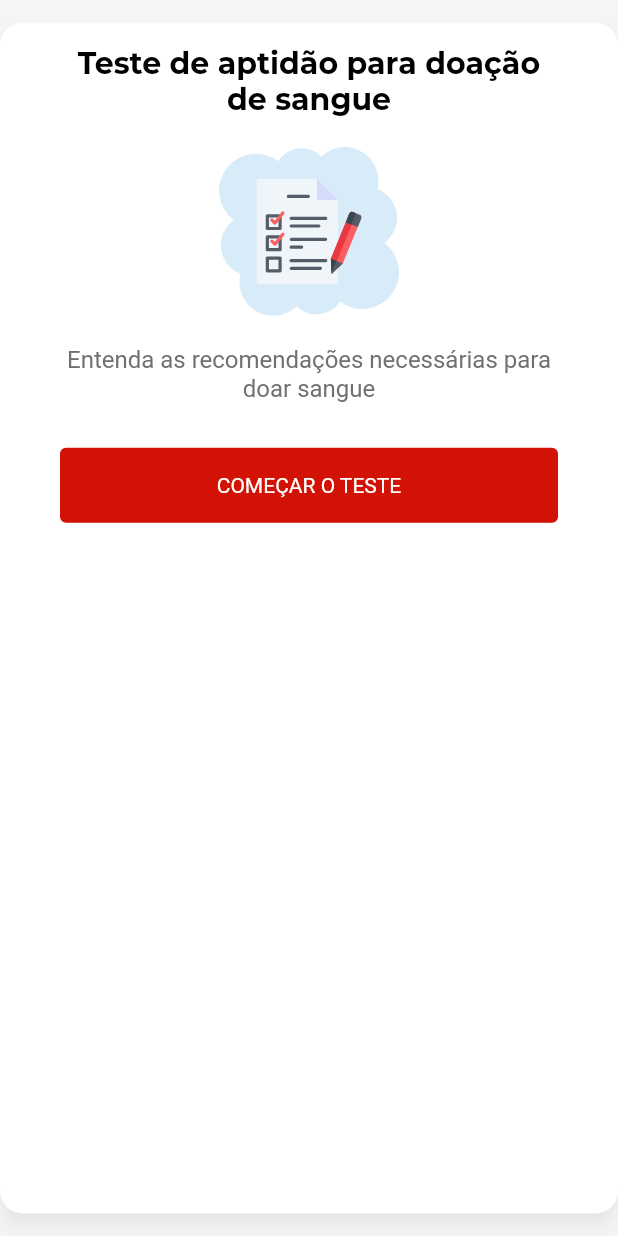
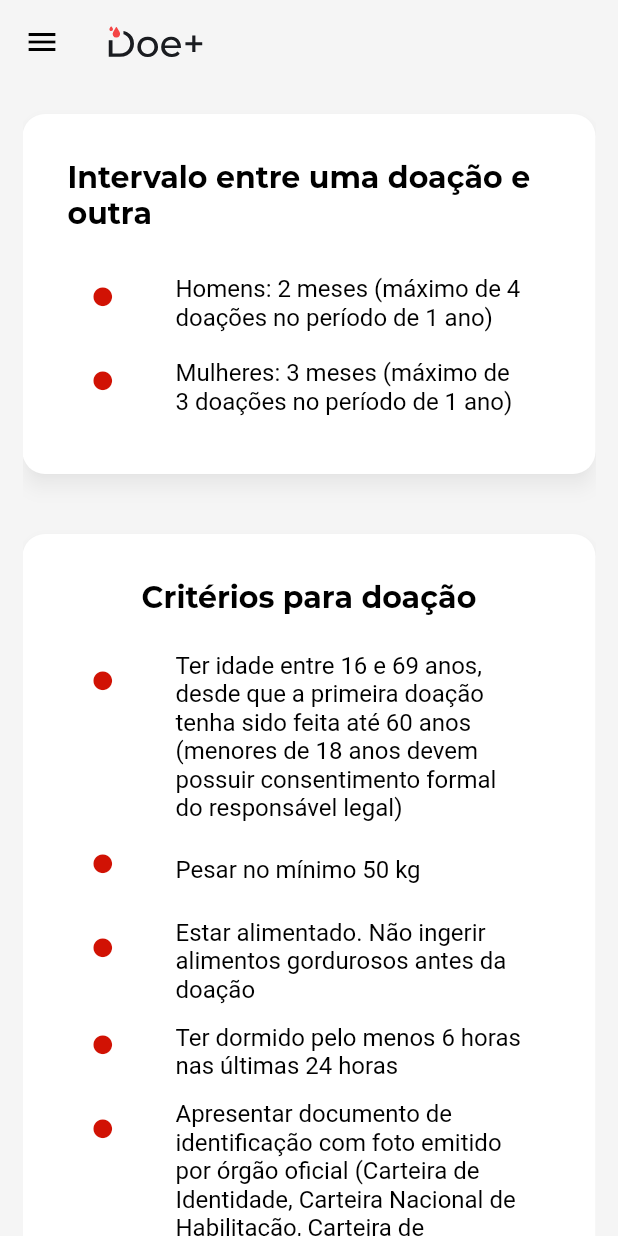
Before and after one commit to doe-mais-tcc/frontend-flutter, a Flutter app: the ConfirmationCard widget shown alone on an empty page, opened directly, after a tap on "COMEÇAR O TESTE", on a phone screen of 412 x 824 dp. Run offline on Flutter 3.47's test engine with Material 2 defaults, Android fonts, the phone set to English and light mode, and no system bars; our stand-ins replace datetime_picker_formfield, flutter_svg; missing offline and left inert: steps_indicator.

Commit message:
Página de requisitos de doação

```diff
--- /dev/null
+++ b/assets/files/donation_info.json
@@ -0,0 +1,41 @@
+[
+    {
+        "title": "Intervalo entre uma doação e outra",
+        "items": [
+            "Homens: 2 meses (máximo de 4 doações no período de 1 ano)",
+            "Mulheres: 3 meses (máximo de 3 doações no período de 1 ano)"
+        ]
+    },
+    {
+        "title": "Critérios para doação",
+        "items": [
+            "Ter idade entre 16 e 69 anos, desde que a primeira doação tenha sido feita até 60 anos (menores de 18 anos devem possuir consentimento formal do responsável legal)",
+            "Pesar no mínimo 50 kg",
+            "Estar alimentado. Não ingerir alimentos gordurosos antes da doação",
+            "Ter dormido pelo menos 6 horas nas últimas 24 horas",
+            "Apresentar documento de identificação com foto emitido por órgão oficial (Carteira de Identidade, Carteira Nacional de Habilitação, Carteira de Trabalho, Passaporte, Registro Nacional de Estrangeiro, Certificado de Reservista e Carteira Profissional emitida por classe), serão aceitos documentos digitais com foto"
+        ]
+    },
+    {
+        "title": "Impedimentos temporários",
+        "items": [
+            "Gripe, resfriado e febre: aguardar 7 dias após o desaparecimento dos sintomas",
+            "Infecção pelo novo coronavírus (COVID-19): aguardar 30 dias após a completa recuperação",
+            "Período gestacional",
+            "Período pós-gravidez: 90 dias para parto normal e 180 dias para cesariana",
+            "Amamentação: até 12 meses após o parto",
+            "Ingestão de bebida alcoólica (aguardar 12 horas após o consumo)",
+            "Exames/procedimentos com utilização de endoscópio nos últimos 6 meses",
+            "Vacina da febre amarela ou sarampo: aguardar 4 semanas após a vacinação",
+            "Tratamento dentário cirúrgico (como extração, tratamento de canal): 7 dias após o procedimento e/ou suspensão dos medicamentos"
+        ]
+    },
+    {
+        "title": "Impedimentos definitivos",
+        "items": [
+            "Ter passado por um quadro de hepatite após os 11 anos de idade",
+            "Evidência clínica ou laboratorial das seguintes doenças transmissíveis pelo sangue: hepatites B e C, Aids (vírus HIV), doenças associadas aos vírus HTLV 1 e 2 e doença de Chagas",
+            "Uso de drogas ilícitas injetáveis"
+        ]
+    }
+]
--- /dev/null
+++ b/lib/components/info_card.dart
@@ -0,0 +1,41 @@
+import 'package:doe_mais/models/info.dart';
+import 'package:flutter/material.dart';
+
+class InfoCard extends StatelessWidget {
+  final Info info;
+  InfoCard(this.info);
+
+  @override
+  Widget build(BuildContext context) {
+    final ThemeData themeData = Theme.of(context);
+    return Card(
+      margin: const EdgeInsets.symmetric(vertical: 20),
+      child: Padding(
+        padding: const EdgeInsets.symmetric(vertical: 30, horizontal: 30),
+        child: Column(
+          children: [
+            Padding(
+              padding: const EdgeInsets.only(bottom: 20),
+              child: Text(
+                info.title,
+                style: themeData.textTheme.headline2,
+              ),
+            ),
+            Column(
+              children: info.items
+                  .map((e) => ListTile(
+                        leading: Icon(
+                          Icons.brightness_1,
+                          color: themeData.primaryColor,
+                          size: 15,
+                        ),
+                        title: Text(e, style: themeData.textTheme.bodyText1),
+                      ))
+                  .toList(),
+            ),
+          ],
+        ),
+      ),
+    );
+  }
+}
--- a/lib/main.dart
+++ b/lib/main.dart
@@ -1,4 +1,5 @@
 import 'package:doe_mais/screens/campaigns.dart';
+import 'package:doe_mais/screens/donation_info.dart';
 import 'package:doe_mais/screens/faq.dart';
 import 'package:doe_mais/screens/home.dart';
 import 'package:doe_mais/screens/login.dart';
@@ -33,6 +34,7 @@ class DoeMais extends StatelessWidget {
         '/perfil': (context) => Profile(),
         '/duvidas': (context) => FAQ(),
         '/campanhas': (context) => Campaigns(),
+        '/perfil/requisitos-doacao': (context) => DonationInfo(),
       },
     );
   }
--- /dev/null
+++ b/lib/models/info.dart
@@ -0,0 +1,13 @@
+class Info {
+  String title;
+  List<String> items;
+
+  Info({this.title, this.items});
+
+  factory Info.fromJson(Map<String, dynamic> json) {
+    return Info(
+      title: json['title'],
+      items: List.castFrom(json['items']).cast<String>(),
+    );
+  }
+}
--- /dev/null
+++ b/lib/screens/donation_info.dart
@@ -0,0 +1,36 @@
+import 'dart:convert';
+import 'package:doe_mais/components/app_frame.dart';
+import 'package:doe_mais/components/info_card.dart';
+import 'package:doe_mais/models/info.dart';
+import 'package:flutter/material.dart';
+import 'package:flutter/services.dart';
+
+class DonationInfo extends StatelessWidget {
+  Future<List<Info>> getInfo() async {
+    String jsonString =
+        await rootBundle.loadString('assets/files/donation_info.json');
+    return (jsonDecode(jsonString) as List)
+        .map((e) => Info.fromJson(e))
+        .toList();
+  }
+
+  @override
+  Widget build(BuildContext context) {
+    return AppFrame(
+      child: Container(
+        child: FutureBuilder<List<Info>>(
+          future: getInfo(),
+          builder: (context, snapshot) {
+            if (snapshot.hasData)
+              return ListView.builder(
+                itemCount: snapshot.data.length,
+                itemBuilder: (context, index) => InfoCard(snapshot.data[index]),
+              );
+
+            return Center(child: CircularProgressIndicator());
+          },
+        ),
+      ),
+    );
+  }
+}
--- a/lib/screens/profile.dart
+++ b/lib/screens/profile.dart
@@ -23,7 +23,8 @@ class Profile extends StatelessWidget {
                 'Entenda as recomendações necessárias para doar sangue',
             confirmMessage: 'Começar o teste',
             icon: SvgPicture.asset('assets/images/icon_test.svg'),
-            onConfirm: () {},
+            onConfirm: () =>
+                Navigator.of(context).pushNamed('/perfil/requisitos-doacao'),
           ),
           ConfirmationCard(
             title: 'Agendamento de doação',
--- a/pubspec.yaml
+++ b/pubspec.yaml
@@ -74,6 +74,7 @@ flutter:
   # see https://flutter.dev/custom-fonts/#from-packages
   assets:
     - assets/images/
+    - assets/files/
   fonts:
     - family: Roboto
       fonts:
```
